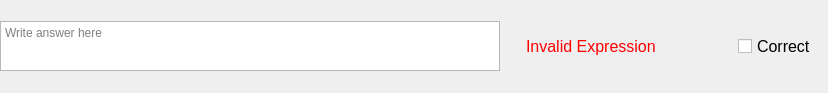
Old version of the form src/views/ui/answerInputFrame.ui in the repository adibozzhanov/LeProgram.
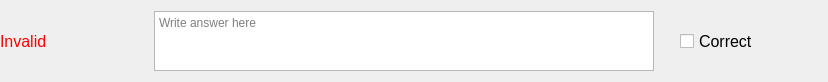
New version of the form.

Commit message: ANSWERS NO UGLY

Diff of the .ui file:
```diff
--- a/src/views/ui/answerInputFrame.ui
+++ b/src/views/ui/answerInputFrame.ui
@@ -7,11 +7,11 @@
     <x>0</x>
     <y>0</y>
     <width>828</width>
-    <height>93</height>
+    <height>50</height>
    </rect>
   </property>
   <property name="sizePolicy">
-   <sizepolicy hsizetype="Expanding" vsizetype="Fixed">
+   <sizepolicy hsizetype="Preferred" vsizetype="Preferred">
     <horstretch>0</horstretch>
     <verstretch>0</verstretch>
    </sizepolicy>
@@ -19,13 +19,13 @@
   <property name="minimumSize">
    <size>
     <width>0</width>
-    <height>50</height>
+    <height>0</height>
    </size>
   </property>
   <property name="maximumSize">
    <size>
     <width>16777215</width>
-    <height>100</height>
+    <height>16777215</height>
    </size>
   </property>
   <property name="windowTitle">
@@ -41,10 +41,26 @@
    <property name="verticalSpacing">
     <number>0</number>
    </property>
+   <item row="0" column="2">
+    <spacer name="verticalSpacer">
+     <property name="orientation">
+      <enum>Qt::Vertical</enum>
+     </property>
+     <property name="sizeType">
+      <enum>QSizePolicy::Preferred</enum>
+     </property>
+     <property name="sizeHint" stdset="0">
+      <size>
+       <width>20</width>
+       <height>50</height>
+      </size>
+     </property>
+    </spacer>
+   </item>
    <item row="0" column="1">
     <widget class="QPlainTextEdit" name="answerInputField">
      <property name="sizePolicy">
-      <sizepolicy hsizetype="Expanding" vsizetype="Preferred">
+      <sizepolicy hsizetype="Maximum" vsizetype="Preferred">
        <horstretch>0</horstretch>
        <verstretch>0</verstretch>
       </sizepolicy>
@@ -52,13 +68,13 @@
      <property name="minimumSize">
       <size>
        <width>500</width>
-       <height>50</height>
+       <height>60</height>
       </size>
      </property>
      <property name="maximumSize">
       <size>
-       <width>800</width>
-       <height>50</height>
+       <width>4000</width>
+       <height>75</height>
       </size>
      </property>
      <property name="placeholderText">
@@ -77,13 +93,13 @@
      <property name="minimumSize">
       <size>
        <width>90</width>
-       <height>68</height>
+       <height>50</height>
       </size>
      </property>
      <property name="maximumSize">
       <size>
        <width>250</width>
-       <height>16777215</height>
+       <height>100</height>
       </size>
      </property>
      <property name="font">
@@ -96,24 +112,24 @@
      </property>
     </widget>
    </item>
-   <item row="0" column="3">
+   <item row="0" column="0">
     <widget class="QLabel" name="ifValidLabel">
      <property name="sizePolicy">
-      <sizepolicy hsizetype="Expanding" vsizetype="Preferred">
+      <sizepolicy hsizetype="Minimum" vsizetype="Preferred">
        <horstretch>0</horstretch>
        <verstretch>0</verstretch>
       </sizepolicy>
      </property>
      <property name="minimumSize">
       <size>
-       <width>200</width>
-       <height>68</height>
+       <width>0</width>
+       <height>50</height>
       </size>
      </property>
      <property name="maximumSize">
       <size>
-       <width>250</width>
-       <height>16777215</height>
+       <width>150</width>
+       <height>100</height>
       </size>
      </property>
      <property name="font">
@@ -125,29 +141,13 @@
       <string notr="true">color: rgb(255, 0, 0);</string>
      </property>
      <property name="text">
-      <string>Invalid Expression</string>
+      <string>Invalid</string>
      </property>
      <property name="textFormat">
       <enum>Qt::PlainText</enum>
      </property>
     </widget>
    </item>
-   <item row="0" column="2">
-    <spacer name="verticalSpacer">
-     <property name="orientation">
-      <enum>Qt::Vertical</enum>
-     </property>
-     <property name="sizeType">
-      <enum>QSizePolicy::Fixed</enum>
-     </property>
-     <property name="sizeHint" stdset="0">
-      <size>
-       <width>20</width>
-       <height>50</height>
-      </size>
-     </property>
-    </spacer>
-   </item>
   </layout>
  </widget>
  <resources/>
```
The commit also changes 7 other files.
